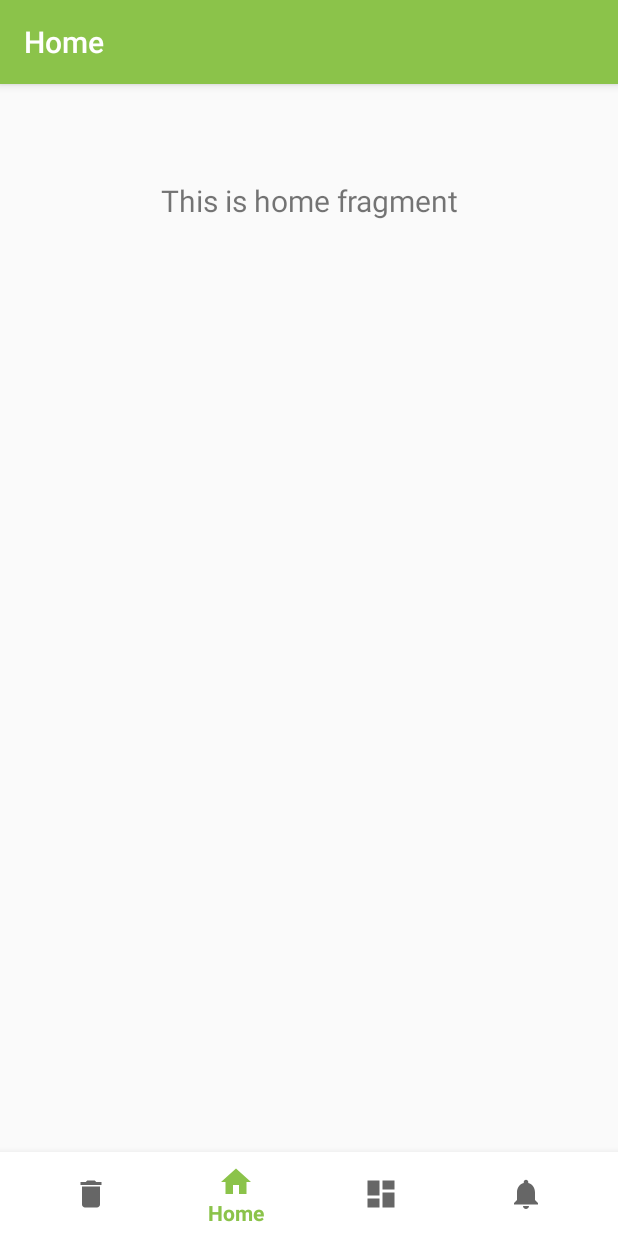
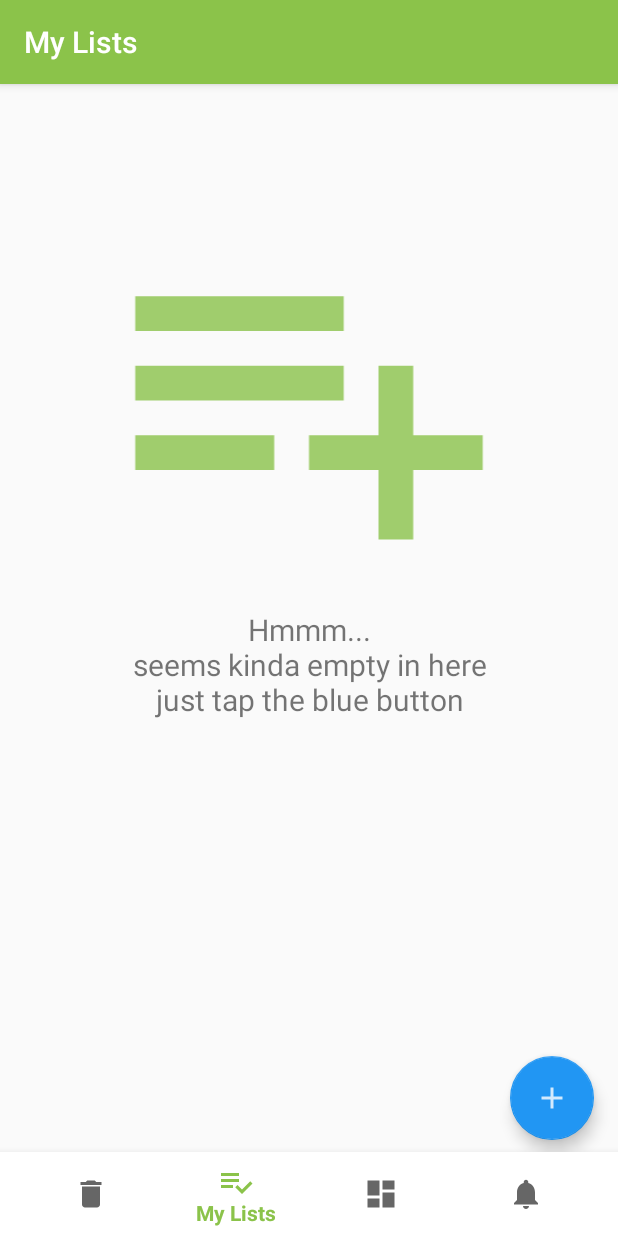
Before and after one commit to JaeNakamoto/Green_List, an Android app: the screen it shows after launch (MainActivity), on a phone screen of 412 x 824 dp. Run offline under Robolectric (Android 15) with nearby library versions, the phone set to English and light mode, and no system bars; our stand-ins replace navigation-ui.

Commit message:
Added Some icons Worked on the My Lists screen

```diff
--- a/app/src/main/java/com/zero/greenlist/ui/home/HomeViewModel.java
+++ b/app/src/main/java/com/zero/greenlist/ui/home/HomeViewModel.java
@@ -10,7 +10,7 @@ public class HomeViewModel extends ViewModel {
 
     public HomeViewModel() {
         mText = new MutableLiveData<>();
-        mText.setValue("This is home fragment");
+        mText.setValue("Hmmm...\nseems kinda empty in here\njust tap the blue button");
     }
 
     public LiveData<String> getText() {
--- /dev/null
+++ b/app/src/main/res/drawable-anydpi/ic_add_list_green_24dp.xml
@@ -0,0 +1,11 @@
+<vector xmlns:android="http://schemas.android.com/apk/res/android"
+    android:width="24dp"
+    android:height="24dp"
+    android:viewportWidth="24"
+    android:viewportHeight="24"
+    android:tint="#8AC24A"
+    android:alpha="0.8">
+    <path
+        android:fillColor="#FF000000"
+        android:pathData="M14,10L2,10v2h12v-2zM14,6L2,6v2h12L14,6zM18,14v-4h-2v4h-4v2h4v4h2v-4h4v-2h-4zM2,16h8v-2L2,14v2z"/>
+</vector>
--- /dev/null
+++ b/app/src/main/res/drawable-anydpi/ic_add_white_24dp.xml
@@ -0,0 +1,11 @@
+<vector xmlns:android="http://schemas.android.com/apk/res/android"
+    android:width="24dp"
+    android:height="24dp"
+    android:viewportWidth="24"
+    android:viewportHeight="24"
+    android:tint="#FFFFFF"
+    android:alpha="0.8">
+    <path
+        android:fillColor="#FF000000"
+        android:pathData="M19,13h-6v6h-2v-6H5v-2h6V5h2v6h6v2z"/>
+</vector>
--- /dev/null
+++ b/app/src/main/res/drawable-anydpi/ic_lists_black_24dp.xml
@@ -0,0 +1,9 @@
+<vector xmlns:android="http://schemas.android.com/apk/res/android"
+    android:width="24dp"
+    android:height="24dp"
+    android:viewportWidth="24"
+    android:viewportHeight="24">
+    <path
+        android:fillColor="#FF000000"
+        android:pathData="M14,10L2,10v2h12v-2zM14,6L2,6v2h12L14,6zM2,16h8v-2L2,14v2zM21.5,11.5L23,13l-6.99,7 -4.51,-4.5L13,14l3.01,3 5.49,-5.5z"/>
+</vector>
--- a/app/src/main/res/layout/fragment_home.xml
+++ b/app/src/main/res/layout/fragment_home.xml
@@ -1,23 +1,41 @@
 <?xml version="1.0" encoding="utf-8"?>
 <RelativeLayout xmlns:android="http://schemas.android.com/apk/res/android"
+    xmlns:app="http://schemas.android.com/apk/res-auto"
     xmlns:tools="http://schemas.android.com/tools"
     android:layout_width="match_parent"
     android:layout_height="match_parent">
+
+    <androidx.constraintlayout.widget.ConstraintLayout
+        android:layout_width="match_parent"
+        android:layout_height="match_parent">
+
+        <ImageView
+            android:id="@+id/imageView"
+            android:layout_width="308dp"
+            android:layout_height="278dp"
+            android:layout_marginStart="32dp"
+            android:layout_marginLeft="@dimen/activity_horizontal_margin"
+            android:layout_marginTop="@dimen/activity_horizontal_margin"
+            android:layout_marginEnd="32dp"
+            android:layout_marginRight="@dimen/activity_horizontal_margin"
+            app:layout_constraintEnd_toEndOf="parent"
+            app:layout_constraintStart_toStartOf="parent"
+            app:layout_constraintTop_toTopOf="@+id/scrollView2"
+            app:srcCompat="@drawable/ic_add_list_green_24dp" />
 
         <TextView
             android:id="@+id/text_home"
             android:layout_width="match_parent"
             android:layout_height="wrap_content"
-        android:layout_marginStart="8dp"
-        android:layout_marginTop="8dp"
-        android:layout_marginEnd="8dp"
             android:textAlignment="center"
-        android:textSize="20sp" />
+            android:textSize="20sp"
+            app:layout_constraintTop_toBottomOf="@+id/imageView" />
 
         <ScrollView
+            android:id="@+id/scrollView2"
             android:layout_width="match_parent"
             android:layout_height="match_parent"
-        android:layout_below="@id/text_home">
+            tools:layout_editor_absoluteY="35dp">
 
             <LinearLayout
                 android:layout_width="match_parent"
@@ -26,4 +44,18 @@
 
         </ScrollView>
 
+        <com.google.android.material.floatingactionbutton.FloatingActionButton
+            android:id="@+id/addListButton"
+            android:layout_width="wrap_content"
+            android:layout_height="wrap_content"
+            android:layout_marginEnd="16dp"
+            android:layout_marginRight="16dp"
+            android:layout_marginBottom="64dp"
+            android:clickable="true"
+            app:backgroundTint="@color/colorAccent"
+            app:layout_constraintBottom_toBottomOf="parent"
+            app:layout_constraintEnd_toEndOf="parent"
+            app:srcCompat="@drawable/ic_add_white_24dp" />
+    </androidx.constraintlayout.widget.ConstraintLayout>
+
 </RelativeLayout>
--- a/app/src/main/res/menu/bottom_nav_menu.xml
+++ b/app/src/main/res/menu/bottom_nav_menu.xml
@@ -8,7 +8,7 @@
 
     <item
         android:id="@+id/navigation_home"
-        android:icon="@drawable/ic_home_black_24dp"
+        android:icon="@drawable/ic_lists_black_24dp"
         android:title="@string/title_home" />
 
     <item
--- a/app/src/main/res/values/colors.xml
+++ b/app/src/main/res/values/colors.xml
@@ -2,5 +2,5 @@
 <resources>
     <color name="colorPrimary">#8BC34A</color>
     <color name="colorPrimaryDark">#4CAF50</color>
-    <color name="colorAccent">#3F51B5</color>
+    <color name="colorAccent">#2196F3</color>
 </resources>
--- a/app/src/main/res/values/strings.xml
+++ b/app/src/main/res/values/strings.xml
@@ -1,6 +1,6 @@
 <resources>
     <string name="app_name">Green List</string>
-    <string name="title_home">Home</string>
+    <string name="title_home">My Lists</string>
     <string name="title_dashboard">Dashboard</string>
     <string name="title_notifications">Notifications</string>
 
```
Also changed, not shown: app/src/main/res/drawable-hdpi/ic_add_list_green_24dp.png (added), app/src/main/res/drawable-hdpi/ic_add_white_24dp.png (added), app/src/main/res/drawable-hdpi/ic_lists_black_24dp.png (added), app/src/main/res/drawable-mdpi/ic_add_list_green_24dp.png (added), app/src/main/res/drawable-mdpi/ic_lists_black_24dp.png (added), app/src/main/res/drawable-xxhdpi/ic_lists_black_24dp.png (added). Lines whose indentation alone changed are shown as unchanged.
